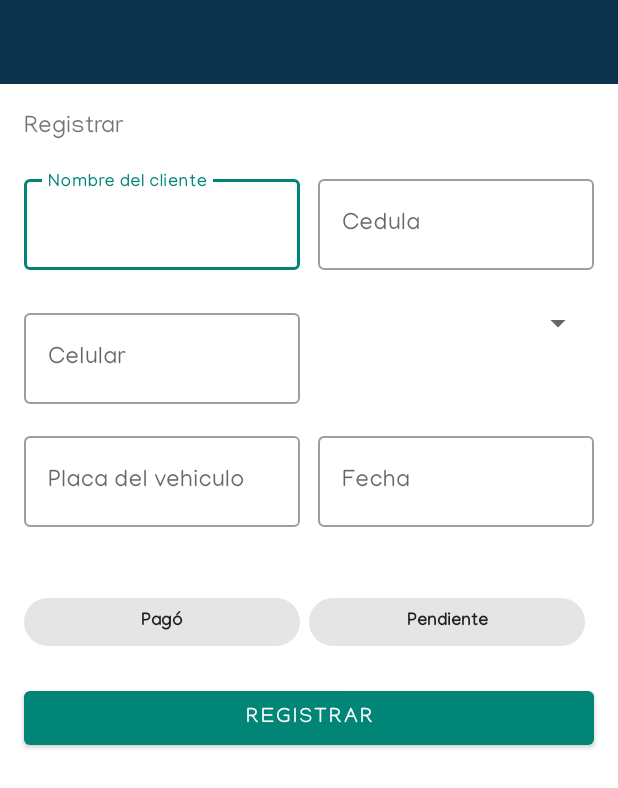
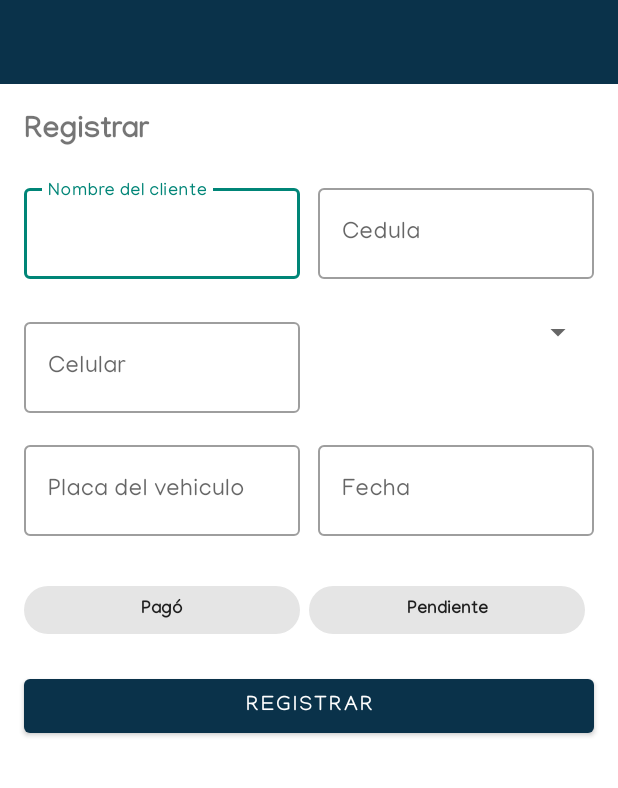
Before and after one commit to Bikcodeh/parkingkotlin, an Android app: the RegisterActivity screen opened directly, with no data from a screen before it, on a phone screen of 412 x 824 dp. Shown: the top 788 px of the screen. Run offline under Robolectric (Android 15) with nearby library versions, the phone set to English and light mode, and no system bars; our stand-ins replace ButterKnife, Room's generated code; libraries missing offline, so code that uses them is left out: com.blogspot.atifsoftwares, com.jaredrummler.materialspinner, es.dmoral.toasty; plain views replace MaterialSpinner; 9 statements that could not run were skipped.

Commit message:
UI: cambia color del boton registrar y reduce margin bottom

```diff
--- a/app/src/main/res/layout/activity_register.xml
+++ b/app/src/main/res/layout/activity_register.xml
@@ -17,7 +17,8 @@
         android:layout_below="@+id/register_toolbar"
         android:layout_margin="@dimen/sixteen_dp"
         android:text="@string/register"
-        android:textSize="@dimen/normal_font_size" />
+        android:textSize="@dimen/big_font_size"
+        android:textStyle="bold" />
 
     <LinearLayout
         android:id="@+id/register_llayout_name_id"
@@ -112,7 +113,10 @@
         android:layout_width="match_parent"
         android:layout_height="wrap_content"
         android:layout_below="@+id/register_llyout_id_price"
-        android:layout_margin="@dimen/sixteen_dp"
+        android:layout_marginLeft="@dimen/sixteen_dp"
+        android:layout_marginTop="@dimen/sixteen_dp"
+        android:layout_marginRight="@dimen/sixteen_dp"
+        android:layout_marginBottom="@dimen/two_dp"
         android:baselineAligned="false"
         android:orientation="horizontal">
 
@@ -197,9 +201,10 @@
         android:id="@+id/register_btn_register"
         android:layout_width="match_parent"
         android:layout_height="wrap_content"
+        android:layout_below="@+id/register_llayout_chips"
         android:layout_margin="@dimen/sixteen_dp"
         android:text="@string/register"
-        android:layout_below="@+id/register_llayout_chips"/>
+        app:backgroundTint="@color/deep_blue" />
 
     <include layout="@layout/progress_bar" />
 
```
